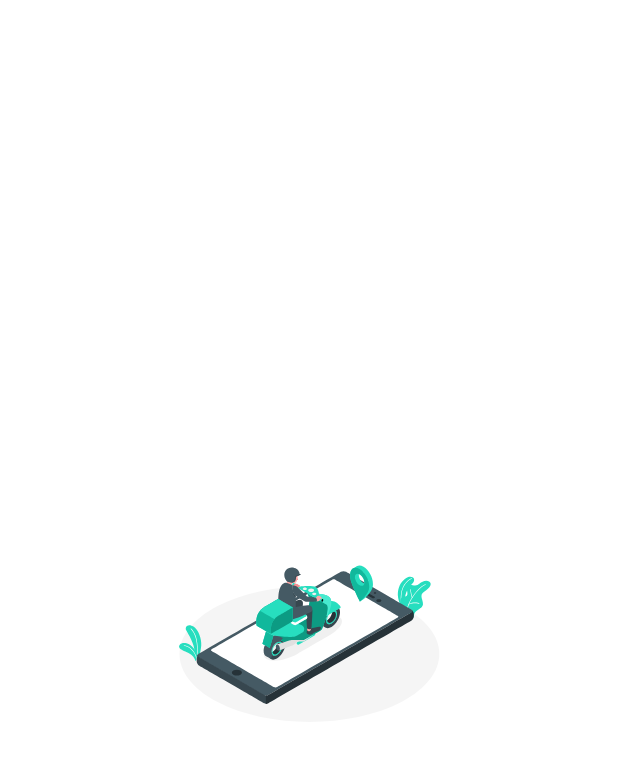
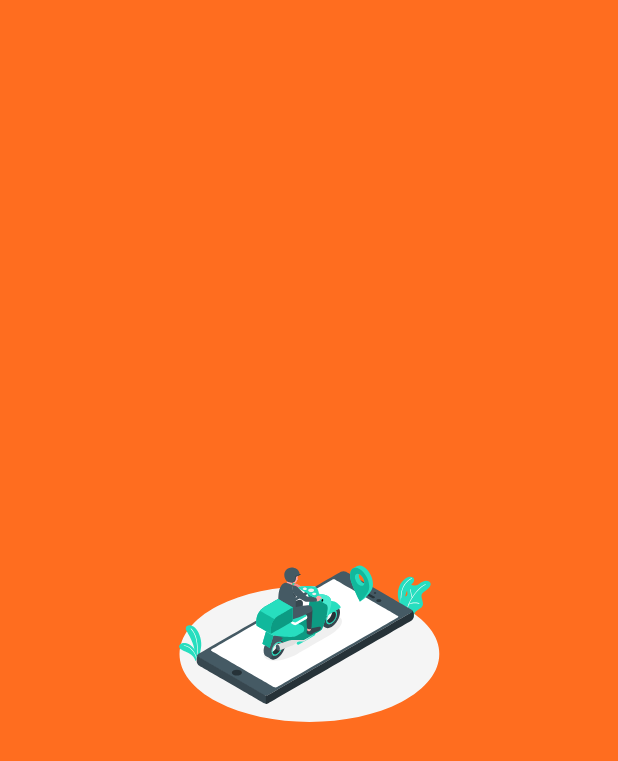
Before and after one commit to emirdmg/deli4route, a Flutter app: the SplashScreen screen opened directly, on a phone screen of 412 x 824 dp. Shown: the top 761 px of the screen. Run offline on Flutter 3.47's test engine with Material 3 defaults, Android fonts, the phone set to English and light mode, and no system bars; our stand-ins replace flashy_tab_bar2, flutter_svg, introduction_screen, lottie.

Commit message:
splash screen updated

```diff
--- a/lib/Pages/Welcome/splash_screen.dart
+++ b/lib/Pages/Welcome/splash_screen.dart
@@ -1,4 +1,5 @@
 
+import 'package:deli4route/Colors/app_colors.dart';
 import 'package:deli4route/Pages/Welcome/welcome_page.dart';
 import 'package:flutter/material.dart';
 import 'package:lottie/lottie.dart';
@@ -35,7 +36,7 @@ class _SplashScreenState extends State<SplashScreen> {
   @override
   Widget build(BuildContext context) {
     return Scaffold(
-      backgroundColor: Colors.white,
+      backgroundColor: AppColors.activeDefaultButton,
       body: Center(
         child: Lottie.asset(
           'assets/splash.json',
```
